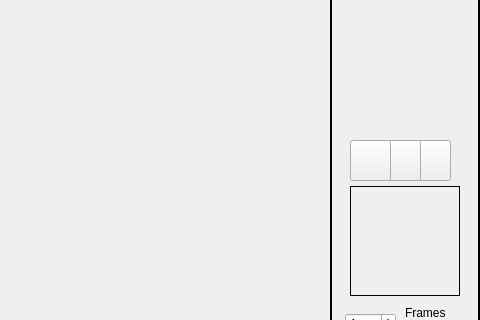
Above: A7/mainwindow.ui from University-of-Utah-CS3505/a8-sprite-editor-f19-Mattmathics before the change; both pictures show x 800 to 1280 and y 260 to 580 of the 1280 by 742 pixel window. Below: the same form after it.
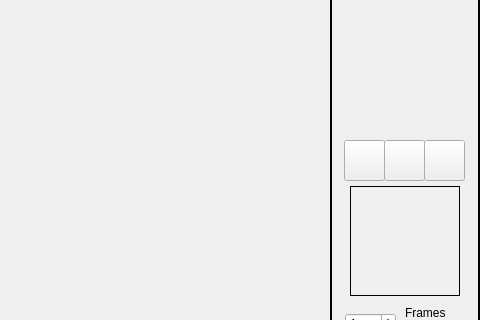
That is the form after the change. Icons and pictures are not drawn.

Commit message: button spacing

Diff of the .ui file:
```diff
--- a/A7/mainwindow.ui
+++ b/A7/mainwindow.ui
@@ -286,7 +286,7 @@
     <widget class="QPushButton" name="actualSizeButton">
      <property name="geometry">
       <rect>
-       <x>80</x>
+       <x>94</x>
        <y>20</y>
        <width>41</width>
        <height>41</height>
@@ -357,7 +357,7 @@
     <widget class="QPushButton" name="pauseButton">
      <property name="geometry">
       <rect>
-       <x>50</x>
+       <x>54</x>
        <y>20</y>
        <width>41</width>
        <height>41</height>
@@ -370,7 +370,7 @@
     <widget class="QPushButton" name="playButton">
      <property name="geometry">
       <rect>
-       <x>20</x>
+       <x>14</x>
        <y>20</y>
        <width>41</width>
        <height>41</height>
```
Left out of the diff: 2 changed lines with no effect on the pictures.
